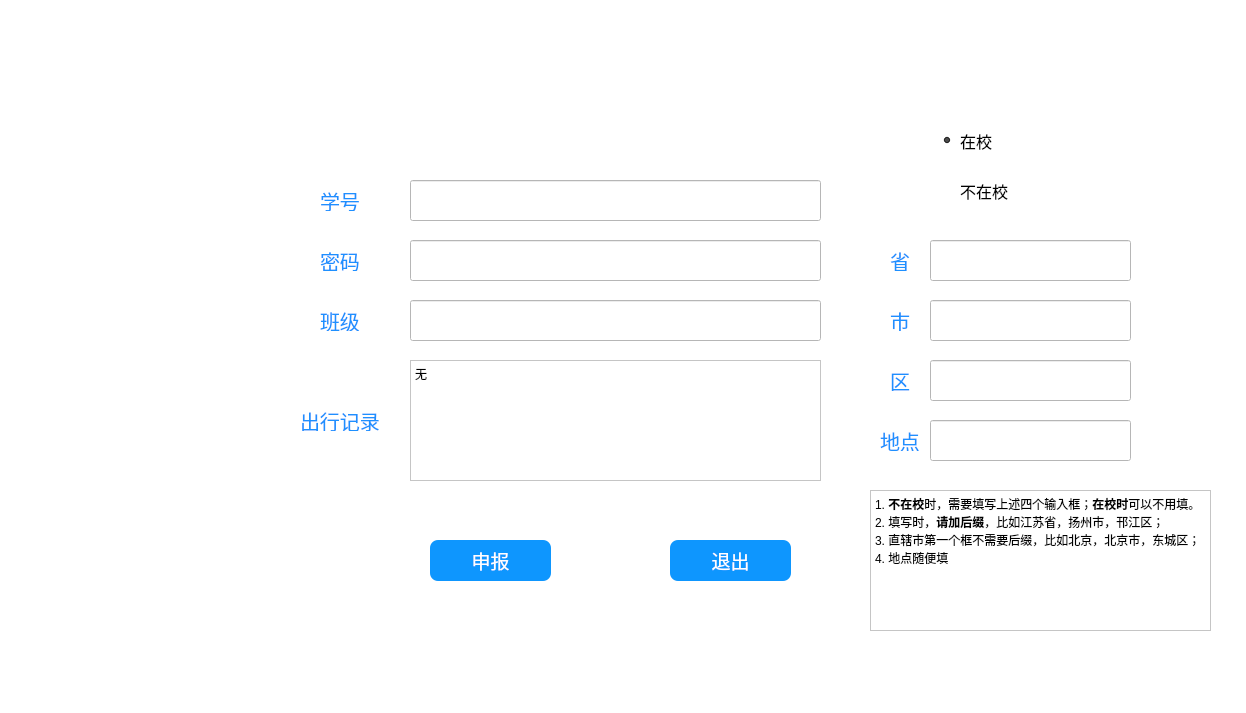
First picture: the form in mainWindow.ui, repository sail-Yang/health-report, before the edit.
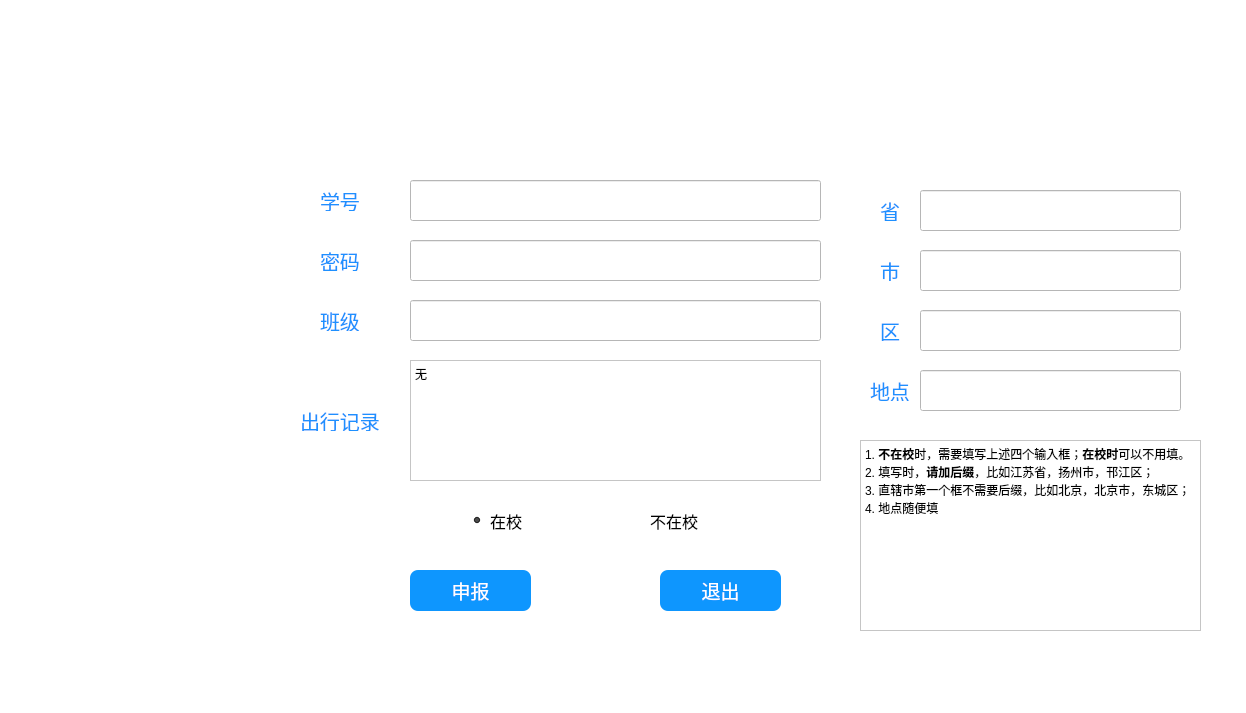
Second picture: the form after the edit. Icons and pictures are not drawn.

Diff of the .ui file:
```diff
--- a/mainWindow.ui
+++ b/mainWindow.ui
@@ -134,8 +134,8 @@
   <widget class="QPushButton" name="startButton">
    <property name="geometry">
     <rect>
-     <x>430</x>
-     <y>540</y>
+     <x>410</x>
+     <y>570</y>
      <width>121</width>
      <height>41</height>
     </rect>
@@ -182,8 +182,8 @@
   <widget class="QPushButton" name="exitButton">
    <property name="geometry">
     <rect>
-     <x>670</x>
-     <y>540</y>
+     <x>660</x>
+     <y>570</y>
      <width>121</width>
      <height>41</height>
     </rect>
@@ -289,8 +289,8 @@
   <widget class="QRadioButton" name="IsSchool">
    <property name="geometry">
     <rect>
-     <x>940</x>
-     <y>130</y>
+     <x>470</x>
+     <y>510</y>
      <width>101</width>
      <height>21</height>
     </rect>
@@ -317,8 +317,8 @@
   <widget class="QLabel" name="labelImgae">
    <property name="geometry">
     <rect>
-     <x>500</x>
-     <y>30</y>
+     <x>520</x>
+     <y>20</y>
      <width>171</width>
      <height>141</height>
     </rect>
@@ -387,8 +387,8 @@
   <widget class="QRadioButton" name="NotIsSchool">
    <property name="geometry">
     <rect>
-     <x>940</x>
-     <y>180</y>
+     <x>630</x>
+     <y>510</y>
      <width>101</width>
      <height>21</height>
     </rect>
@@ -415,8 +415,8 @@
   <widget class="QLabel" name="labelUsrname_2">
    <property name="geometry">
     <rect>
-     <x>890</x>
-     <y>250</y>
+     <x>880</x>
+     <y>200</y>
      <width>21</width>
      <height>21</height>
     </rect>
@@ -443,9 +443,9 @@
   <widget class="QLineEdit" name="province">
    <property name="geometry">
     <rect>
-     <x>930</x>
-     <y>240</y>
-     <width>201</width>
+     <x>920</x>
+     <y>190</y>
+     <width>261</width>
      <height>41</height>
     </rect>
    </property>
@@ -469,8 +469,8 @@
   <widget class="QLabel" name="labelUsrname_3">
    <property name="geometry">
     <rect>
-     <x>890</x>
-     <y>310</y>
+     <x>880</x>
+     <y>260</y>
      <width>31</width>
      <height>21</height>
     </rect>
@@ -497,9 +497,9 @@
   <widget class="QLineEdit" name="city">
    <property name="geometry">
     <rect>
-     <x>930</x>
-     <y>300</y>
-     <width>201</width>
+     <x>920</x>
+     <y>250</y>
+     <width>261</width>
      <height>41</height>
     </rect>
    </property>
@@ -523,8 +523,8 @@
   <widget class="QLabel" name="labelUsrname_4">
    <property name="geometry">
     <rect>
-     <x>890</x>
-     <y>370</y>
+     <x>880</x>
+     <y>320</y>
      <width>31</width>
      <height>21</height>
     </rect>
@@ -551,9 +551,9 @@
   <widget class="QLineEdit" name="qu">
    <property name="geometry">
     <rect>
-     <x>930</x>
-     <y>360</y>
-     <width>201</width>
+     <x>920</x>
+     <y>310</y>
+     <width>261</width>
      <height>41</height>
     </rect>
    </property>
@@ -577,8 +577,8 @@
   <widget class="QLabel" name="labelUsrname_5">
    <property name="geometry">
     <rect>
-     <x>880</x>
-     <y>430</y>
+     <x>870</x>
+     <y>380</y>
      <width>51</width>
      <height>21</height>
     </rect>
@@ -605,9 +605,9 @@
   <widget class="QLineEdit" name="living">
    <property name="geometry">
     <rect>
-     <x>930</x>
-     <y>420</y>
-     <width>201</width>
+     <x>920</x>
+     <y>370</y>
+     <width>261</width>
      <height>41</height>
     </rect>
    </property>
@@ -631,10 +631,10 @@
   <widget class="QTextBrowser" name="textBrowser">
    <property name="geometry">
     <rect>
-     <x>870</x>
-     <y>490</y>
+     <x>860</x>
+     <y>440</y>
      <width>341</width>
-     <height>141</height>
+     <height>191</height>
     </rect>
    </property>
    <property name="html">
```
